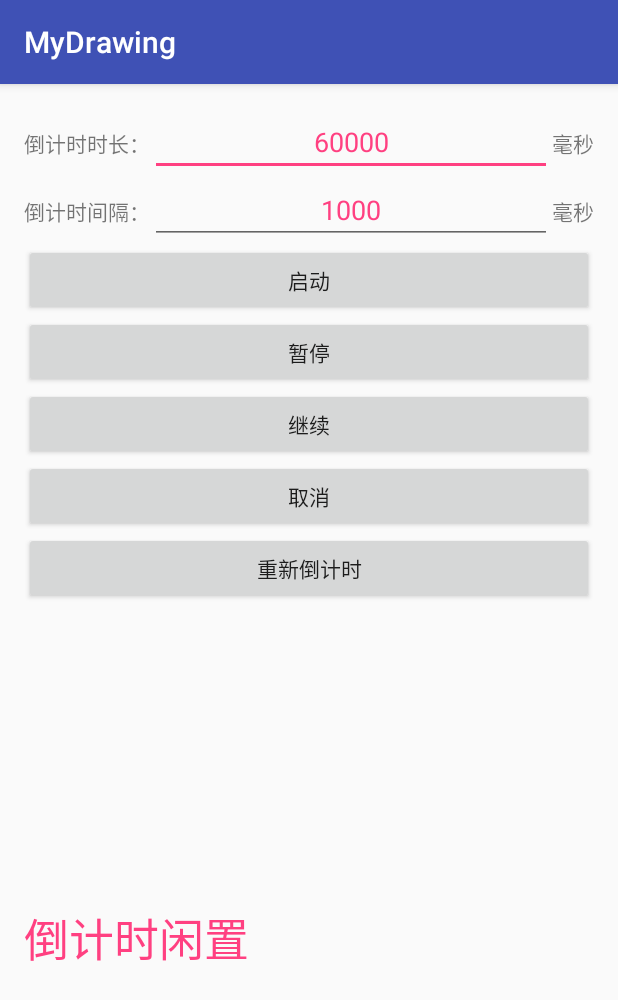
After one commit to lldfx1314/MyDemoSets, an Android app: the CountDownTimeActivity screen opened directly, with no data from a screen before it, on a phone screen of 412 x 824 dp. The commit adds this screen. Shown: the top 1000 px of the screen. Run offline under Robolectric (Android 15) with nearby library versions, the phone set to English and light mode, and no system bars.

Commit message:
加入倒计时功能

```diff
--- a/mydrawing/build.gradle
+++ b/mydrawing/build.gradle
@@ -31,6 +31,7 @@ dependencies {
 
     //noinspection GradleCompatible
     compile 'com.android.support:recyclerview-v7:24.0.0'
+//    compile 'com.dyhdyh.support:count-down-timer:1.0.0'
 }
 repositories {
     mavenCentral()
--- a/mydrawing/src/main/AndroidManifest.xml
+++ b/mydrawing/src/main/AndroidManifest.xml
@@ -22,6 +22,7 @@
         <activity android:name=".DownLoadActivity" />
         <activity
             android:name=".PopupWindow2Activity"/>
+        <activity android:name=".CountDownTimeActivity"/>
 
         <!--android:theme="@style/AppTheme.Base"-->
     </application>
--- /dev/null
+++ b/mydrawing/src/main/java/com/luoli/mydrawing/CountDownTimeActivity.java
@@ -0,0 +1,118 @@
+package com.luoli.mydrawing;
+
+import android.os.Bundle;
+import android.support.annotation.Nullable;
+import android.support.v7.app.AppCompatActivity;
+import android.view.View;
+import android.widget.EditText;
+import android.widget.TextView;
+
+import com.luoli.mydrawing.countdowntimer.TimerState;
+import com.luoli.mydrawing.countdowntimer.CountDownTimerSupport;
+import com.luoli.mydrawing.countdowntimer.OnCountDownTimerListener;
+
+/**
+ * Created by LUOLI on 2017/6/19.
+ */
+public class CountDownTimeActivity extends AppCompatActivity{
+    TextView tv;
+    TextView tv_state;
+    EditText ed_future;
+    EditText ed_interval;
+
+    private CountDownTimerSupport mTimer;
+    @Override
+    protected void onCreate(@Nullable Bundle savedInstanceState) {
+        super.onCreate(savedInstanceState);
+        setContentView(R.layout.activity_countdown_time);
+        tv = (TextView) findViewById(R.id.tv);
+        tv_state = (TextView) findViewById(R.id.tv_state);
+        ed_future = (EditText) findViewById(R.id.ed_future);
+        ed_interval = (EditText) findViewById(R.id.ed_interval);
+
+        mTimer = new CountDownTimerSupport();
+        setTimerMillis();
+        mTimer.setOnCountDownTimerListener(new OnCountDownTimerListener() {
+            @Override
+            public void onTick(long millisUntilFinished) {
+                tv.setText(millisUntilFinished + "ms\n" + millisUntilFinished / 1000 + "s");
+            }
+
+            @Override
+            public void onFinish() {
+                tv.setText("已停止");
+            }
+        });
+    }
+
+
+
+    public void clickStart(View v) {
+        setTimerMillis();
+        mTimer.start();
+        tv_state.setText(getStateText());
+    }
+
+    public void clickPause(View v) {
+        mTimer.pause();
+        tv_state.setText(getStateText());
+    }
+
+    public void clickResume(View v) {
+        mTimer.resume();
+        tv_state.setText(getStateText());
+    }
+
+    public void clickCancel(View v) {
+        mTimer.stop();
+        tv_state.setText(getStateText());
+    }
+
+    public void clickResetStart(View v) {
+        setTimerMillis();
+        mTimer.reset();
+        mTimer.start();
+        tv_state.setText(getStateText());
+    }
+
+    @Override
+    protected void onResume() {
+        super.onResume();
+        mTimer.resume();
+        tv_state.setText(getStateText());
+    }
+
+    @Override
+    protected void onPause() {
+        super.onPause();
+        mTimer.pause();
+        tv_state.setText(getStateText());
+    }
+
+    @Override
+    protected void onDestroy() {
+        super.onDestroy();
+        mTimer.stop();
+        tv_state.setText(getStateText());
+    }
+
+    private String getStateText() {
+        TimerState state = mTimer.getTimerState();
+        if (TimerState.START == state) {
+            return "正在倒计时";
+        } else if (TimerState.PAUSE == state) {
+            return "倒计时暂停";
+        } else if (TimerState.FINISH == state) {
+            return "倒计时闲置";
+        }
+        return "";
+    }
+
+
+    private void setTimerMillis() {
+        long millisInFuture = Long.parseLong(ed_future.getText().toString());
+        long countDownInterval = Long.parseLong(ed_interval.getText().toString());
+        mTimer.setMillisInFuture(millisInFuture);
+        mTimer.setCountDownInterval(countDownInterval);
+    }
+}
--- /dev/null
+++ b/mydrawing/src/main/java/com/luoli/mydrawing/countdowntimer/CountDownTimerSupport.java
@@ -0,0 +1,120 @@
+package com.luoli.mydrawing.countdowntimer;
+
+import android.os.CountDownTimer;
+
+
+/**
+ * Created by LUOLI on 2017/6/19.
+ */
+public class CountDownTimerSupport  implements ITimerSupport{
+    private CountDownTimer mTimer;
+    /**
+     * 倒计时时间
+     */
+    private long mMillisInFuture;
+    /**
+     * 间隔时间
+     */
+    private long mCountDownInterval;
+    /**
+     * 倒计时剩余时间
+     */
+    private long mMillisUntilFinished;
+
+    private OnCountDownTimerListener mOnCountDownTimerListener;
+
+    private TimerState mTimerState = TimerState.FINISH;
+
+    public CountDownTimerSupport() {
+
+    }
+
+    public CountDownTimerSupport(long millisInFuture, long countDownInterval) {
+        this.mMillisInFuture = millisInFuture;
+        this.mCountDownInterval = countDownInterval;
+    }
+
+    @Override
+    public void start() {
+        if (mTimerState != TimerState.START) {
+            if (mTimer == null) {
+                reset();
+            }
+            mTimer.start();
+            mTimerState = TimerState.START;
+        }
+    }
+
+    @Override
+    public void pause() {
+        if (mTimer != null && mTimerState == TimerState.START) {
+            mTimer.cancel();
+            mTimer = null;
+            mTimerState = TimerState.PAUSE;
+        }
+    }
+
+    @Override
+    public void resume() {
+        if (mTimerState == TimerState.PAUSE) {
+            mTimer = createCountDownTimer(mMillisUntilFinished, mCountDownInterval);
+            mTimer.start();
+            mTimerState = TimerState.START;
+        }
+    }
+
+    @Override
+    public void stop() {
+        if (mTimer != null) {
+            mTimer.cancel();
+            mTimer = null;
+            mMillisUntilFinished = 0;
+            mTimerState = TimerState.FINISH;
+        }
+    }
+
+    @Override
+    public void reset() {
+        stop();
+        mTimer = createCountDownTimer(mMillisInFuture, mCountDownInterval);
+    }
+
+    protected CountDownTimer createCountDownTimer(long millisInFuture, long countDownInterval) {
+        return new CountDownTimer(millisInFuture, countDownInterval) {
+            @Override
+            public void onTick(long millisUntilFinished) {
+                mMillisUntilFinished = millisUntilFinished;
+                if (mOnCountDownTimerListener != null) {
+                    mOnCountDownTimerListener.onTick(mMillisUntilFinished);
+                }
+            }
+
+            @Override
+            public void onFinish() {
+                if (mOnCountDownTimerListener != null) {
+                    mOnCountDownTimerListener.onFinish();
+                }
+            }
+        };
+    }
+
+    public void setMillisInFuture(long millisInFuture) {
+        this.mMillisInFuture = millisInFuture;
+    }
+
+    public void setCountDownInterval(long countDownInterval) {
+        this.mCountDownInterval = countDownInterval;
+    }
+
+    public void setOnCountDownTimerListener(OnCountDownTimerListener listener) {
+        this.mOnCountDownTimerListener = listener;
+    }
+
+    public long getMillisUntilFinished() {
+        return mMillisUntilFinished;
+    }
+
+    public TimerState getTimerState() {
+        return mTimerState;
+    }
+}
--- /dev/null
+++ b/mydrawing/src/main/java/com/luoli/mydrawing/countdowntimer/ITimerSupport.java
@@ -0,0 +1,16 @@
+package com.luoli.mydrawing.countdowntimer;
+
+/**
+ * Created by LUOLI on 2017/6/19.
+ */
+public interface ITimerSupport {
+    void start();
+
+    void pause();
+
+    void resume();
+
+    void stop();
+
+    void reset();
+}
--- /dev/null
+++ b/mydrawing/src/main/java/com/luoli/mydrawing/countdowntimer/OnCountDownTimerListener.java
@@ -0,0 +1,10 @@
+package com.luoli.mydrawing.countdowntimer;
+
+/**
+ * Created by LUOLI on 2017/6/19.
+ */
+public interface OnCountDownTimerListener {
+    void onTick(long millisUntilFinished);
+
+    void onFinish();
+}
--- /dev/null
+++ b/mydrawing/src/main/java/com/luoli/mydrawing/countdowntimer/TimerState.java
@@ -0,0 +1,8 @@
+package com.luoli.mydrawing.countdowntimer;
+
+/**
+ * Created by LUOLI on 2017/6/19.
+ */
+public enum TimerState {
+    START,PAUSE,FINISH
+}
--- /dev/null
+++ b/mydrawing/src/main/res/layout/activity_countdown_time.xml
@@ -0,0 +1,107 @@
+<?xml version="1.0" encoding="utf-8"?>
+<LinearLayout xmlns:android="http://schemas.android.com/apk/res/android"
+    xmlns:app="http://schemas.android.com/apk/res-auto"
+    xmlns:tools="http://schemas.android.com/tools"
+    android:layout_width="match_parent"
+    android:layout_height="match_parent"
+    android:orientation="vertical"
+    android:padding="@dimen/activity_vertical_margin">
+
+    <LinearLayout
+        android:layout_width="match_parent"
+        android:layout_height="wrap_content"
+        android:orientation="horizontal">
+
+        <TextView
+            android:layout_width="wrap_content"
+            android:layout_height="wrap_content"
+            android:text="倒计时时长：" />
+
+        <EditText
+            android:id="@+id/ed_future"
+            android:inputType="number"
+            android:layout_width="match_parent"
+            android:layout_height="wrap_content"
+            android:layout_weight="1"
+            android:gravity="center"
+            android:textColor="@color/colorAccent"
+            android:text="60000" />
+
+        <TextView
+            android:layout_width="wrap_content"
+            android:layout_height="wrap_content"
+            android:text="毫秒" />
+    </LinearLayout>
+
+    <LinearLayout
+        android:layout_width="match_parent"
+        android:layout_height="wrap_content">
+
+        <TextView
+            android:layout_width="wrap_content"
+            android:layout_height="wrap_content"
+            android:text="倒计时间隔：" />
+
+        <EditText
+            android:inputType="number"
+            android:id="@+id/ed_interval"
+            android:textColor="@color/colorAccent"
+            android:layout_width="wrap_content"
+            android:layout_height="wrap_content"
+            android:layout_weight="1"
+            android:gravity="center"
+            android:text="1000" />
+
+        <TextView
+            android:layout_width="wrap_content"
+            android:layout_height="wrap_content"
+            android:text="毫秒" />
+    </LinearLayout>
+
+    <Button
+        android:layout_width="match_parent"
+        android:layout_height="wrap_content"
+        android:onClick="clickStart"
+        android:text="启动" />
+
+    <Button
+        android:layout_width="match_parent"
+        android:layout_height="wrap_content"
+        android:onClick="clickPause"
+        android:text="暂停" />
+
+    <Button
+        android:layout_width="match_parent"
+        android:layout_height="wrap_content"
+        android:onClick="clickResume"
+        android:text="继续" />
+
+    <Button
+        android:layout_width="match_parent"
+        android:layout_height="wrap_content"
+        android:onClick="clickCancel"
+        android:text="取消" />
+    <Button
+        android:layout_width="match_parent"
+        android:layout_height="wrap_content"
+        android:onClick="clickResetStart"
+        android:text="重新倒计时" />
+
+    <LinearLayout
+        android:gravity="center_vertical"
+        android:orientation="vertical"
+        android:layout_width="match_parent"
+        android:layout_height="match_parent">
+        <TextView
+            android:id="@+id/tv"
+            android:textSize="30sp"
+            android:layout_width="wrap_content"
+            android:layout_height="wrap_content" />
+        <TextView
+            android:id="@+id/tv_state"
+            android:textColor="@color/colorAccent"
+            android:textSize="30sp"
+            android:layout_width="wrap_content"
+            android:layout_height="wrap_content" />
+    </LinearLayout>
+</LinearLayout>
--- a/mydrawing/src/main/res/layout/activity_main.xml
+++ b/mydrawing/src/main/res/layout/activity_main.xml
@@ -53,9 +53,10 @@
             android:text="弹出对话框2" />
 
         <Button
+            android:id="@+id/countDownTime"
             android:layout_width="match_parent"
             android:layout_height="wrap_content"
-            android:text="弹出动画" />
+            android:text="倒计时" />
 
         <com.luoli.mydrawing.view.MyDrawTextView
             android:layout_width="wrap_content"
```
Also changed, not shown: mydrawing/src/main/java/com/luoli/mydrawing/MainActivity.java (+9 -0 lines).
